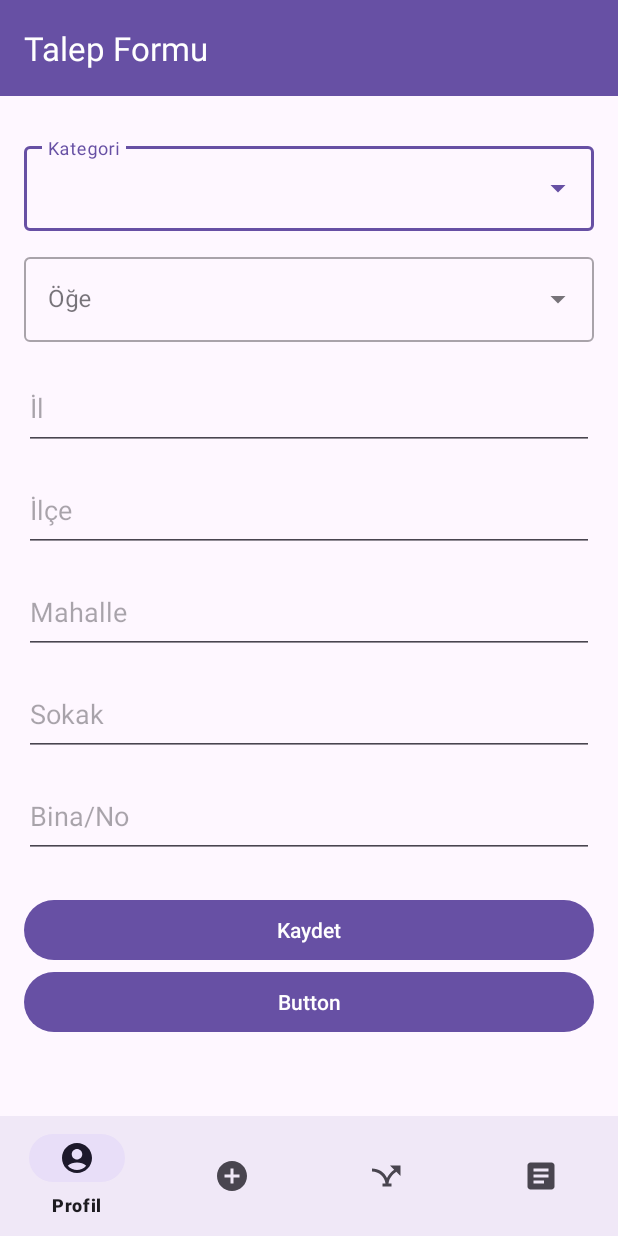
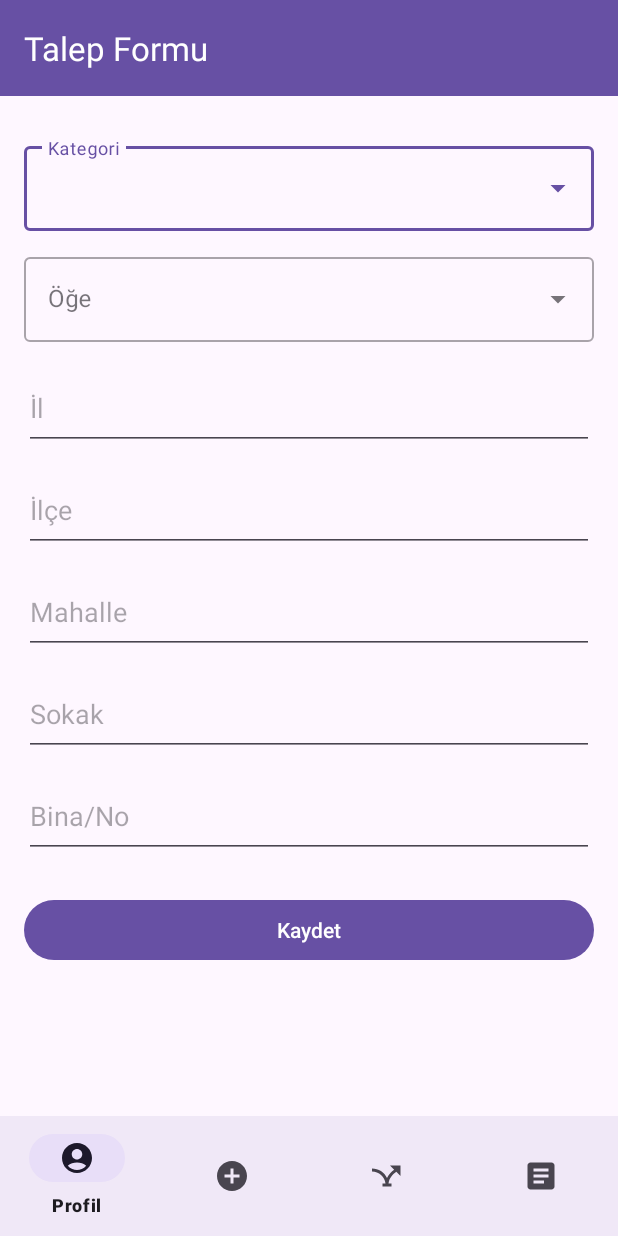
Before and after one commit to rsldrn/Deprem_Yardimlasma_Mobil_Uygulamasi, an Android app: the NeedsFormActivity screen opened directly, with no data from a screen before it, on a phone screen of 412 x 824 dp. Run offline under Robolectric (Android 15) with nearby library versions, the phone set to English and light mode, and no system bars; 1 statement that could not run was skipped.

```diff
--- a/app/src/main/java/com/example/ceng106_oop/NeedsFormActivity.java
+++ b/app/src/main/java/com/example/ceng106_oop/NeedsFormActivity.java
@@ -33,7 +33,7 @@ public class NeedsFormActivity extends AppCompatActivity {
 
     private AutoCompleteTextView autoCategory, autoItem;
     private EditText editProvince, editDistrict, editNeighborhood, editStreet, editBuilding;
-    private Button btnSave,buttonList;
+    private Button btnSave;
 
     private final Map<String, List<String>> itemMap = new HashMap<>();
 
@@ -57,14 +57,6 @@ public class NeedsFormActivity extends AppCompatActivity {
         editStreet = findViewById(R.id.editStreet);
         editBuilding = findViewById(R.id.editBuilding);
         btnSave = findViewById(R.id.btnSave);
-
-
-        buttonList= findViewById(R.id.buttonList);
-
-        buttonList.setOnClickListener(view -> {
-            Intent intent = new Intent(NeedsFormActivity.this, ListActivity.class);
-            startActivity(intent);
-        });
 
         setupDropdowns();
 
--- a/app/src/main/java/com/example/ceng106_oop/OturumActivity.java
+++ b/app/src/main/java/com/example/ceng106_oop/OturumActivity.java
@@ -9,6 +9,7 @@ import android.widget.EditText;
 import android.widget.Toast;
 
 import androidx.appcompat.app.AppCompatActivity;
+import androidx.appcompat.app.AppCompatDelegate;
 
 import java.util.List;
 
@@ -28,6 +29,7 @@ public class OturumActivity extends AppCompatActivity {
     protected void onCreate(Bundle savedInstanceState) {
         super.onCreate(savedInstanceState);
         setContentView(R.layout.activity_oturum);
+        AppCompatDelegate.setDefaultNightMode(AppCompatDelegate.MODE_NIGHT_NO);
 
         editTextUsername = findViewById(R.id.editTextUsername);
         editTextPassword = findViewById(R.id.editTextPassword);
--- a/app/src/main/java/com/example/ceng106_oop/RegisterActivity.java
+++ b/app/src/main/java/com/example/ceng106_oop/RegisterActivity.java
@@ -8,6 +8,7 @@ import android.widget.EditText;
 import android.widget.Toast;
 
 import androidx.appcompat.app.AppCompatActivity;
+import androidx.appcompat.app.AppCompatDelegate;
 
 import retrofit2.Call;
 import retrofit2.Callback;
@@ -21,6 +22,7 @@ public class RegisterActivity extends AppCompatActivity {
     protected void onCreate(Bundle savedInstanceState) {
         super.onCreate(savedInstanceState);
         setContentView(R.layout.activity_register);
+        AppCompatDelegate.setDefaultNightMode(AppCompatDelegate.MODE_NIGHT_NO);
 
         editTextUsernameRegister = findViewById(R.id.editTextUsernameRegister);
         editTextPasswordRegister = findViewById(R.id.editTextPasswordRegister);
--- a/app/src/main/res/layout/activity_needs_form.xml
+++ b/app/src/main/res/layout/activity_needs_form.xml
@@ -111,11 +111,6 @@
                 android:layout_height="wrap_content"
                 android:layout_marginTop="24dp" />
 
-            <Button
-                android:id="@+id/buttonList"
-                android:layout_width="match_parent"
-                android:layout_height="wrap_content"
-                android:text="Button" />
         </LinearLayout>
     </ScrollView>
 
--- a/app/src/main/res/layout/activity_profile.xml
+++ b/app/src/main/res/layout/activity_profile.xml
@@ -172,11 +172,6 @@
                 android:layout_marginTop="40dp"
                 android:layout_marginBottom="24dp" />
 
-            <Button
-                android:id="@+id/buttonNeeds"
-                android:layout_width="match_parent"
-                android:layout_height="wrap_content"
-                android:text="for needs" />
         </LinearLayout>
     </ScrollView>
 
```
Also changed, not shown: app/src/main/java/com/example/ceng106_oop/ProfileActivity.java (+1 -10 lines), app/src/main/java/com/example/ceng106_oop/UpdateInfoActivity.java (+5 -3 lines).
